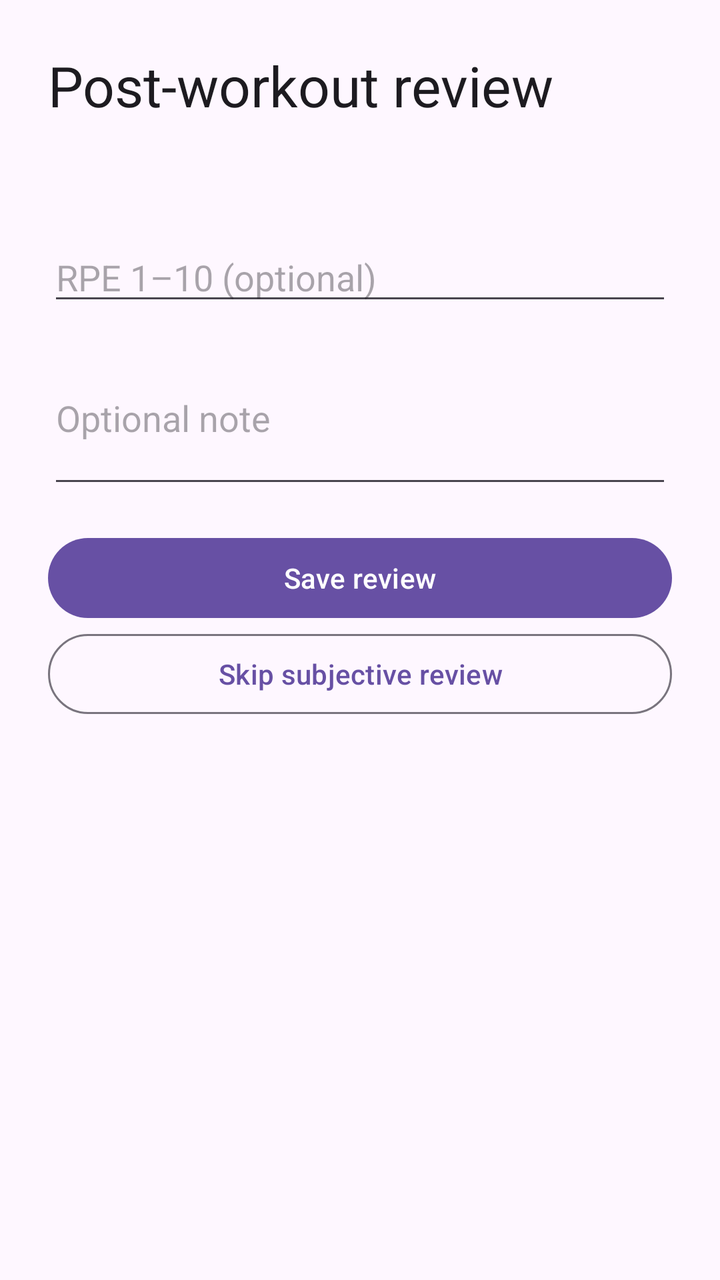
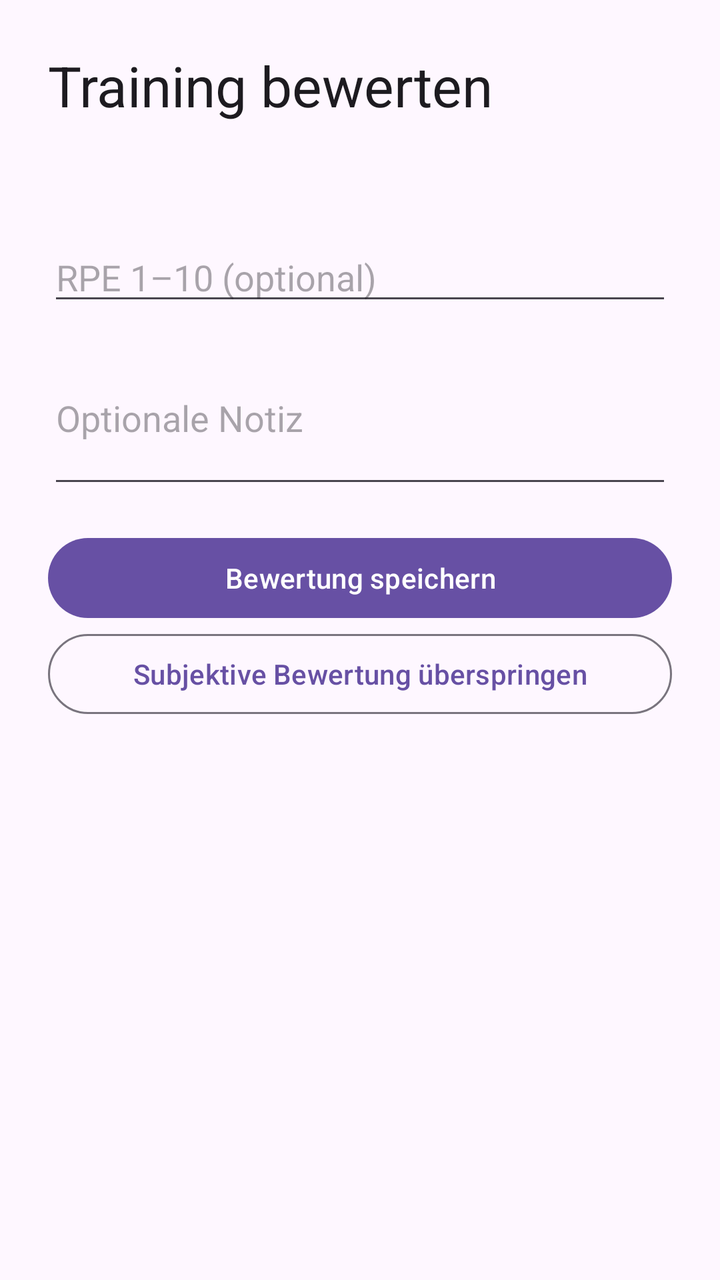

Compare the two renders of this Android layout. The source of the first and the diff that turns it into the second are given below.
<!-- AndroidManifest.xml: application theme Theme.HealthAgentApp -->
<!-- res/layout/activity_workout_review.xml -->
<?xml version="1.0" encoding="utf-8"?>
<ScrollView xmlns:android="http://schemas.android.com/apk/res/android" android:layout_width="match_parent" android:layout_height="match_parent">
 <LinearLayout android:layout_width="match_parent" android:layout_height="wrap_content" android:orientation="vertical" android:padding="24dp">
  <TextView android:layout_width="match_parent" android:layout_height="wrap_content" android:text="Post-workout review" android:textAppearance="?attr/textAppearanceHeadlineMedium"/>
  <TextView android:id="@+id/workout_review_comparison" android:layout_width="match_parent" android:layout_height="wrap_content" android:layout_marginTop="16dp" android:fontFamily="monospace" android:textIsSelectable="true"/>
  <EditText android:id="@+id/workout_review_rpe" android:layout_width="match_parent" android:layout_height="wrap_content" android:layout_marginTop="20dp" android:hint="RPE 1–10 (optional)" android:inputType="number"/>
  <EditText android:id="@+id/workout_review_note" android:layout_width="match_parent" android:layout_height="wrap_content" android:layout_marginTop="8dp" android:hint="Optional note" android:inputType="textMultiLine" android:minLines="3"/>
  <TextView android:id="@+id/workout_review_error" android:layout_width="match_parent" android:layout_height="wrap_content" android:visibility="gone"/>
  <com.google.android.material.button.MaterialButton android:id="@+id/workout_review_save" android:layout_width="match_parent" android:layout_height="wrap_content" android:layout_marginTop="16dp" android:text="Save review"/>
  <com.google.android.material.button.MaterialButton android:id="@+id/workout_review_skip" style="?attr/materialButtonOutlinedStyle" android:layout_width="match_parent" android:layout_height="wrap_content" android:text="Skip subjective review"/>
 </LinearLayout>
</ScrollView>
<!-- resources referenced by this layout -->
<resources>
  <style name="Theme.HealthAgentApp" parent="Theme.Material3.DayNight.NoActionBar">
          <item name="android:windowLightStatusBar">true</item>
      </style>
</resources>

<!-- the commit's change to res/layout/activity_workout_review.xml (unified diff, before → after) -->
@@ -1,12 +1,12 @@
 <?xml version="1.0" encoding="utf-8"?>
 <ScrollView xmlns:android="http://schemas.android.com/apk/res/android" android:layout_width="match_parent" android:layout_height="match_parent">
  <LinearLayout android:layout_width="match_parent" android:layout_height="wrap_content" android:orientation="vertical" android:padding="24dp">
-  <TextView android:layout_width="match_parent" android:layout_height="wrap_content" android:text="Post-workout review" android:textAppearance="?attr/textAppearanceHeadlineMedium"/>
+  <TextView android:layout_width="match_parent" android:layout_height="wrap_content" android:text="@string/review_title" android:textAppearance="?attr/textAppearanceHeadlineMedium"/>
   <TextView android:id="@+id/workout_review_comparison" android:layout_width="match_parent" android:layout_height="wrap_content" android:layout_marginTop="16dp" android:fontFamily="monospace" android:textIsSelectable="true"/>
-  <EditText android:id="@+id/workout_review_rpe" android:layout_width="match_parent" android:layout_height="wrap_content" android:layout_marginTop="20dp" android:hint="RPE 1–10 (optional)" android:inputType="number"/>
-  <EditText android:id="@+id/workout_review_note" android:layout_width="match_parent" android:layout_height="wrap_content" android:layout_marginTop="8dp" android:hint="Optional note" android:inputType="textMultiLine" android:minLines="3"/>
+  <EditText android:id="@+id/workout_review_rpe" android:layout_width="match_parent" android:layout_height="wrap_content" android:layout_marginTop="20dp" android:hint="@string/review_rpe" android:inputType="number"/>
+  <EditText android:id="@+id/workout_review_note" android:layout_width="match_parent" android:layout_height="wrap_content" android:layout_marginTop="8dp" android:hint="@string/review_note" android:inputType="textMultiLine" android:minLines="3"/>
   <TextView android:id="@+id/workout_review_error" android:layout_width="match_parent" android:layout_height="wrap_content" android:visibility="gone"/>
-  <com.google.android.material.button.MaterialButton android:id="@+id/workout_review_save" android:layout_width="match_parent" android:layout_height="wrap_content" android:layout_marginTop="16dp" android:text="Save review"/>
-  <com.google.android.material.button.MaterialButton android:id="@+id/workout_review_skip" style="?attr/materialButtonOutlinedStyle" android:layout_width="match_parent" android:layout_height="wrap_content" android:text="Skip subjective review"/>
+  <com.google.android.material.button.MaterialButton android:id="@+id/workout_review_save" android:layout_width="match_parent" android:layout_height="wrap_content" android:layout_marginTop="16dp" android:text="@string/review_save"/>
+  <com.google.android.material.button.MaterialButton android:id="@+id/workout_review_skip" style="?attr/materialButtonOutlinedStyle" android:layout_width="match_parent" android:layout_height="wrap_content" android:text="@string/review_skip"/>
  </LinearLayout>
 </ScrollView>
<!-- resource entries referenced after the edit -->
@@ -1,5 +1,10 @@
 <!-- resources referenced by this layout -->
 <resources>
+  <string name="review_note">Optionale Notiz</string>
+  <string name="review_rpe">RPE 1–10 (optional)</string>
+  <string name="review_save">Bewertung speichern</string>
+  <string name="review_skip">Subjektive Bewertung überspringen</string>
+  <string name="review_title">Training bewerten</string>
   <style name="Theme.HealthAgentApp" parent="Theme.Material3.DayNight.NoActionBar">
           <item name="android:windowLightStatusBar">true</item>
       </style>
